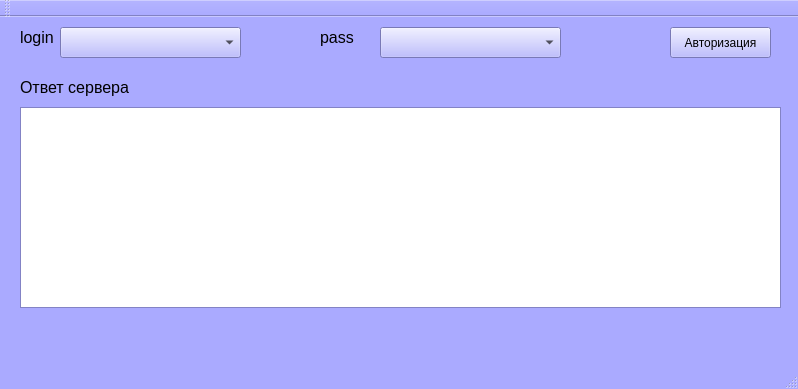
Above: mainwindow.ui from lozal71/shag_chat_client before the change. Below: the same form after it.
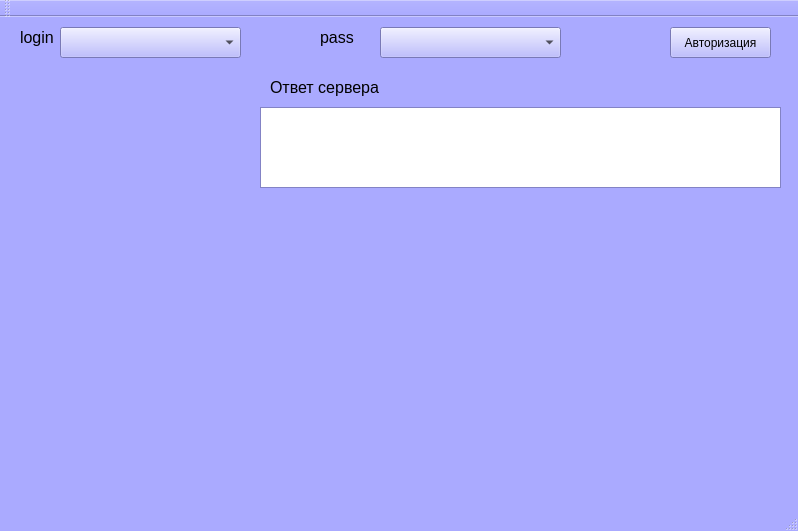
That is the form after the change.

Commit message: попытка нарисовать комнаты в ui

```diff
--- a/mainwindow.ui
+++ b/mainwindow.ui
@@ -2,12 +2,15 @@
 <ui version="4.0">
  <class>MainWindow</class>
  <widget class="QMainWindow" name="MainWindow">
+  <property name="enabled">
+   <bool>true</bool>
+  </property>
   <property name="geometry">
    <rect>
     <x>0</x>
     <y>0</y>
     <width>798</width>
-    <height>389</height>
+    <height>531</height>
    </rect>
   </property>
   <property name="palette">
@@ -482,10 +485,10 @@
    <widget class="QTextEdit" name="teLog">
     <property name="geometry">
      <rect>
-      <x>20</x>
+      <x>260</x>
       <y>90</y>
-      <width>761</width>
-      <height>201</height>
+      <width>521</width>
+      <height>81</height>
      </rect>
     </property>
     <property name="font">
@@ -497,7 +500,7 @@
    <widget class="QLabel" name="label">
     <property name="geometry">
      <rect>
-      <x>20</x>
+      <x>270</x>
       <y>60</y>
       <width>121</width>
       <height>21</height>
@@ -568,6 +571,17 @@
      <string>pass</string>
     </property>
    </widget>
+   <widget class="QWidget" name="verticalLayoutWidget">
+    <property name="geometry">
+     <rect>
+      <x>20</x>
+      <y>70</y>
+      <width>221</width>
+      <height>371</height>
+     </rect>
+    </property>
+    <layout class="QVBoxLayout" name="vltListRooms"/>
+   </widget>
   </widget>
   <widget class="QMenuBar" name="menuBar">
    <property name="geometry">
```
The commit also changes 4 other files.
